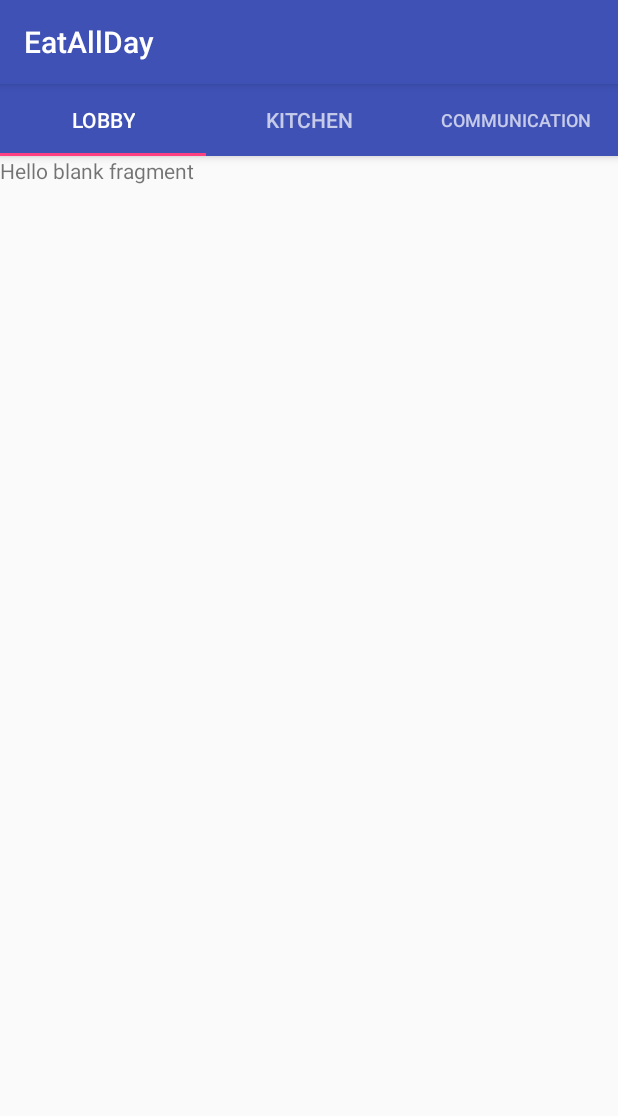
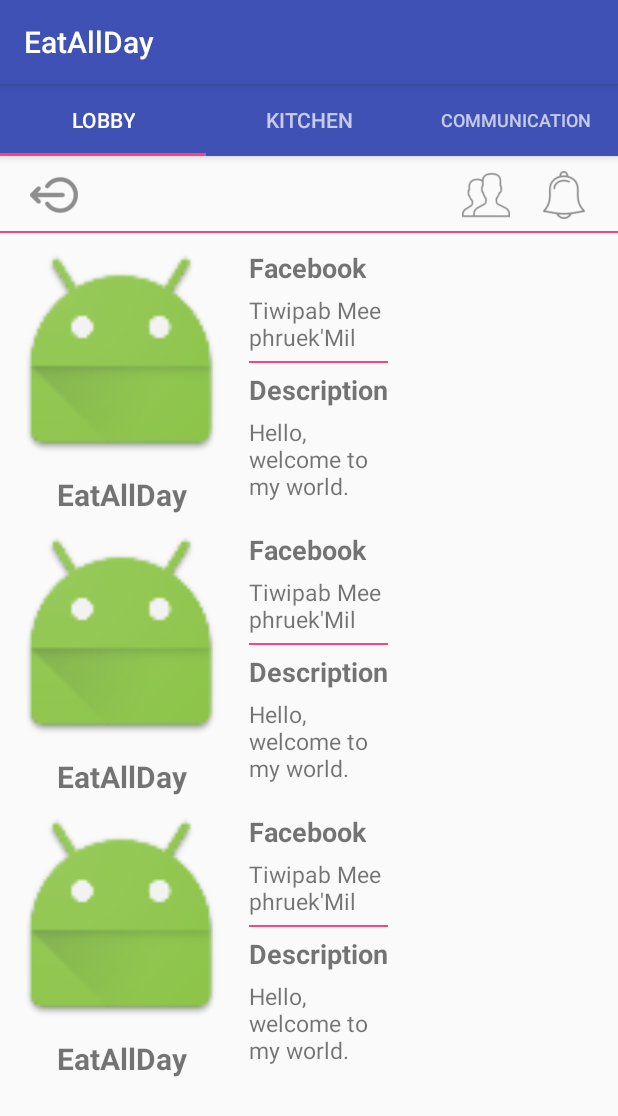
Before and after one commit to tiwipabmin/final_project_android, an Android app: the LobbyRoomFragment screen opened directly, with no data from a screen before it, on a phone screen of 412 x 824 dp. Shown: the top 1116 px of the screen. Run offline under Robolectric (Android 15) with nearby library versions, the phone set to English and light mode, and no system bars; our stand-ins replace ButterKnife.

Commit message:
attemp make PostAdapter can change multiple view type

```diff
--- a/EatAllDay/app/src/main/AndroidManifest.xml
+++ b/EatAllDay/app/src/main/AndroidManifest.xml
@@ -19,7 +19,6 @@
         <activity android:name=".MainActivity" />
         <activity android:name=".SignUpActivity" />
         <activity android:name=".SplashScreenActivity" />
-        <activity android:name=".LobbyRoomActivity" />
         <activity android:name=".TabBarActivity"></activity>
     </application>
 
--- a/EatAllDay/app/src/main/java/kmitl/it13/millibear/eatallday/SignInActivity.java
+++ b/EatAllDay/app/src/main/java/kmitl/it13/millibear/eatallday/SignInActivity.java
@@ -19,6 +19,7 @@ import butterknife.BindView;
 import butterknife.ButterKnife;
 import butterknife.OnClick;
 import butterknife.OnTextChanged;
+import kmitl.it13.millibear.eatallday.adapter.PostAdapter;
 import kmitl.it13.millibear.eatallday.api.User;
 import kmitl.it13.millibear.eatallday.api.UserApi;
 import kmitl.it13.millibear.eatallday.fragment.AlertDialogFragment;
--- a/EatAllDay/app/src/main/java/kmitl/it13/millibear/eatallday/SignUpActivity.java
+++ b/EatAllDay/app/src/main/java/kmitl/it13/millibear/eatallday/SignUpActivity.java
@@ -174,7 +174,7 @@ public class SignUpActivity extends AppCompatActivity implements UserApi.UserApi
 
     void createNewAccount(long lastUserId, String name, String email, String password, String facebook) {
 
-//        userApi.newUser(String.valueOf(lastUserId), name, email, password, facebook);
+        userApi.newUser(String.valueOf(lastUserId), name, email, password, facebook);
         progress.dismiss();
         setResult(RESULT_OK);
         SignUpActivity.this.finish();
--- /dev/null
+++ b/EatAllDay/app/src/main/java/kmitl/it13/millibear/eatallday/adapter/PostAdapter.java
@@ -0,0 +1,108 @@
+package kmitl.it13.millibear.eatallday.adapter;
+
+import android.content.Context;
+import android.support.v7.widget.RecyclerView;
+import android.util.Log;
+import android.view.LayoutInflater;
+import android.view.View;
+import android.view.ViewGroup;
+
+import java.util.ArrayList;
+import java.util.List;
+
+import kmitl.it13.millibear.eatallday.R;
+import kmitl.it13.millibear.eatallday.adapter.holder.FoodHistoryHolder;
+import kmitl.it13.millibear.eatallday.adapter.holder.ProfileHolder;
+import kmitl.it13.millibear.eatallday.api.User;
+
+public class PostAdapter extends RecyclerView.Adapter<RecyclerView.ViewHolder> {
+
+    private final int PROFILE = 0, FOOD = 1, RESTAURANT = 2, ALL = 3;
+
+    private Context mContext;
+    private User mUser;
+    private List<Object> data;
+    private List<String> viewType;
+
+    public PostAdapter(Context mContext, User mUser, List<Object> data, List<String> viewType) {
+        this.mContext = mContext;
+        this.mUser = mUser;
+        this.data = data;
+        this.viewType = viewType;
+    }
+
+    public PostAdapter(Context mContext, List<String> viewType) {
+        this.mContext = mContext;
+        this.viewType = viewType;
+    }
+
+    @Override
+    public RecyclerView.ViewHolder onCreateViewHolder(ViewGroup parent, int viewType) {
+        Log.i("Lifecycle", "onCreateViewHolder");
+        RecyclerView.ViewHolder viewHolder;
+        LayoutInflater inflater = LayoutInflater.from(mContext);
+
+
+        switch (viewType){
+            case PROFILE:
+                View itemView1 = inflater.inflate(R.layout.item_profile, null);
+                viewHolder = new ProfileHolder(itemView1);
+                break;
+            case FOOD:
+                View itemView2 = inflater.inflate(R.layout.item_food_history, null);
+                viewHolder = new FoodHistoryHolder(itemView2);
+                break;
+            default:
+                View itemView = inflater.inflate(R.layout.item_food_history, null);
+                viewHolder = new FoodHistoryHolder(itemView);
+                break;
+        }
+        return viewHolder;
+    }
+
+    @Override
+    public void onBindViewHolder(RecyclerView.ViewHolder holder, int position) {
+        Log.i("Lifecycle", "onBindViewHolder");
+
+        switch (holder.getItemViewType()){
+            case PROFILE:
+                ProfileHolder profileHolder = (ProfileHolder) holder;
+                configureProfileViewHolder(profileHolder, position);
+                break;
+            case FOOD:
+                FoodHistoryHolder foodHistoryHolder = (FoodHistoryHolder) holder;
+                configureFoodHistoryViewHolder(foodHistoryHolder, position);
+                break;
+            default: break;
+        }
+    }
+
+    @Override
+    public int getItemCount() {
+        Log.i("Lifecycle", "getItemCount : ");
+        return 3;
+    }
+
+    @Override
+    public int getItemViewType(int position) {
+        if(viewType.get(position).equals("profile")){
+            return PROFILE;
+        } else if(viewType.get(position).equals("food")){
+            return FOOD;
+        } else if(viewType.get(position).equals("restaurant")){
+            return RESTAURANT;
+        } else if(viewType.get(position).equals("all")){
+            return ALL;
+        }
+        return -1;
+    }
+
+    private void configureProfileViewHolder(ProfileHolder profileHolder, int position){
+
+    }
+
+    private void configureFoodHistoryViewHolder(FoodHistoryHolder foodHistoryHolder, int position){
+
+    }
+
+}
--- /dev/null
+++ b/EatAllDay/app/src/main/java/kmitl/it13/millibear/eatallday/adapter/holder/ProfileHolder.java
@@ -0,0 +1,31 @@
+package kmitl.it13.millibear.eatallday.adapter.holder;
+
+import android.support.v7.widget.RecyclerView;
+import android.view.View;
+import android.widget.ImageView;
+import android.widget.TextView;
+
+import butterknife.BindView;
+import butterknife.ButterKnife;
+import kmitl.it13.millibear.eatallday.R;
+
+/**
+ * Created by tiwip on 11/3/2017.
+ */
+
+public class ProfileHolder extends RecyclerView.ViewHolder{
+
+    @BindView(R.id.tv_facebook)
+    TextView tv_facebook;
+
+    @BindView(R.id.tv_name)
+    TextView tv_name;
+
+    @BindView(R.id.iv_image)
+    ImageView iv_image;
+
+    public ProfileHolder(View itemView) {
+        super(itemView);
+        ButterKnife.bind(itemView);
+    }
+}
--- a/EatAllDay/app/src/main/java/kmitl/it13/millibear/eatallday/fragment/LobbyRoomFragment.java
+++ b/EatAllDay/app/src/main/java/kmitl/it13/millibear/eatallday/fragment/LobbyRoomFragment.java
@@ -1,30 +1,64 @@
 package kmitl.it13.millibear.eatallday.fragment;
 
 
+import android.content.Context;
 import android.os.Bundle;
+import android.support.annotation.Nullable;
 import android.support.v4.app.Fragment;
+import android.support.v7.widget.LinearLayoutManager;
+import android.support.v7.widget.RecyclerView;
 import android.view.LayoutInflater;
 import android.view.View;
 import android.view.ViewGroup;
 
+import java.util.ArrayList;
+import java.util.List;
+
+import butterknife.BindView;
+import butterknife.ButterKnife;
 import kmitl.it13.millibear.eatallday.R;
+import kmitl.it13.millibear.eatallday.adapter.PostAdapter;
 
 /**
  * A simple {@link Fragment} subclass.
  */
 public class LobbyRoomFragment extends Fragment {
 
+//    @BindView(R.id.profile)
+//    RecyclerView profile;
+
+    private List<String> viewType;
+    private List<Object> data;
+    private PostAdapter postAdapter;
+    private RecyclerView profile;
 
     public LobbyRoomFragment() {
         // Required empty public constructor
     }
 
+    @Override
+    public void onCreate(@Nullable Bundle savedInstanceState) {
+        super.onCreate(savedInstanceState);
+    }
+
+    private void initialInstance(Context context){
+
+        viewType = new ArrayList<>();
+        viewType.add("profile");
+        viewType.add("profile");
+        viewType.add("profile");
+        postAdapter = new PostAdapter(context, viewType);
+        profile.setAdapter(postAdapter);
+        profile.setLayoutManager(new LinearLayoutManager(context));
+    }
 
     @Override
     public View onCreateView(LayoutInflater inflater, ViewGroup container,
                              Bundle savedInstanceState) {
-        // Inflate the layout for this fragment
-        return inflater.inflate(R.layout.fragment_lobby_room, container, false);
+        View rootView = inflater.inflate(R.layout.fragment_lobby_room, container, false);
+        profile = rootView.findViewById(R.id.profile);
+        initialInstance(getContext());
+        return rootView;
     }
 
 }
--- a/EatAllDay/app/src/main/res/layout/fragment_lobby_room.xml
+++ b/EatAllDay/app/src/main/res/layout/fragment_lobby_room.xml
@@ -1,13 +1,51 @@
-<FrameLayout xmlns:android="http://schemas.android.com/apk/res/android"
+<LinearLayout xmlns:android="http://schemas.android.com/apk/res/android"
     xmlns:tools="http://schemas.android.com/tools"
     android:layout_width="match_parent"
     android:layout_height="match_parent"
+    android:orientation="vertical"
     tools:context="kmitl.it13.millibear.eatallday.fragment.LobbyRoomFragment">
 
-    <!-- TODO: Update blank fragment layout -->
-    <TextView
+    <RelativeLayout
         android:layout_width="match_parent"
-        android:layout_height="match_parent"
-        android:text="@string/hello_blank_fragment" />
+        android:layout_height="50dp">
 
-</FrameLayout>
+        <ImageView
+            android:id="@+id/iv_bell"
+            android:layout_width="32dp"
+            android:layout_height="32dp"
+            android:layout_alignParentRight="true"
+            android:layout_marginRight="20dp"
+            android:layout_marginTop="10dp"
+            android:background="@drawable/ic_bell" />
+
+        <ImageView
+            android:id="@+id/iv_user"
+            android:layout_width="32dp"
+            android:layout_height="32dp"
+            android:layout_marginRight="20dp"
+            android:layout_marginTop="10dp"
+            android:layout_toLeftOf="@+id/iv_bell"
+            android:background="@drawable/ic_user" />
+
+        <ImageView
+            android:id="@+id/iv_logout"
+            android:layout_width="32dp"
+            android:layout_height="32dp"
+            android:layout_marginLeft="20dp"
+            android:layout_marginTop="10dp"
+            android:layout_alignParentLeft="true"
+            android:background="@drawable/ic_logout" />
+
+    </RelativeLayout>
+
+    <View
+        android:layout_width="match_parent"
+        android:layout_height="1dp"
+        android:background="@color/colorAccent"/>
+
+    <android.support.v7.widget.RecyclerView
+        android:id="@+id/profile"
+        android:layout_width="match_parent"
+        android:layout_height="match_parent"/>
+
+</LinearLayout>
--- /dev/null
+++ b/EatAllDay/app/src/main/res/layout/item_profile.xml
@@ -0,0 +1,88 @@
+<?xml version="1.0" encoding="utf-8"?>
+<LinearLayout xmlns:android="http://schemas.android.com/apk/res/android"
+    xmlns:app="http://schemas.android.com/apk/res-auto"
+    android:id="@+id/profile"
+    android:layout_width="match_parent"
+    android:layout_height="match_parent"
+    android:layout_marginTop="10dp"
+    android:layout_marginBottom="10dp"
+    android:orientation="horizontal">
+
+    <LinearLayout
+        android:layout_width="150dp"
+        android:layout_height="match_parent"
+        android:layout_marginLeft="6dp"
+        android:layout_marginTop="5dp"
+        android:orientation="vertical">
+
+        <ImageView
+            android:id="@+id/iv_image"
+            android:layout_width="match_parent"
+            android:layout_height="150dp"
+            android:layout_gravity="center"
+            android:background="@mipmap/ic_launcher"
+            android:scaleType="centerCrop"
+            app:layout_constraintLeft_toLeftOf="parent"
+            app:layout_constraintTop_toTopOf="parent" />
+
+        <TextView
+            android:id="@+id/tv_name"
+            android:layout_width="match_parent"
+            android:layout_height="wrap_content"
+            android:layout_marginTop="5dp"
+            android:gravity="center"
+            android:text="EatAllDay"
+            android:textSize="20sp"
+            android:textStyle="bold" />
+
+    </LinearLayout>
+
+    <LinearLayout
+        android:layout_width="match_parent"
+        android:layout_height="match_parent"
+        android:layout_marginLeft="10dp"
+        android:layout_marginRight="10dp"
+        android:layout_marginTop="5dp"
+        android:orientation="vertical">
+
+        <TextView
+            android:layout_width="wrap_content"
+            android:layout_height="wrap_content"
+            android:layout_marginTop="5dp"
+            android:textSize="18sp"
+            android:text="@string/facebook"
+            android:textStyle="bold" />
+
+        <TextView
+            android:id="@+id/tv_facebook"
+            android:layout_width="match_parent"
+            android:layout_height="wrap_content"
+            android:layout_marginTop="5dp"
+            android:layout_marginBottom="5dp"
+            android:textSize="15sp"
+            android:text="@string/default_facebook" />
+
+        <View
+            android:layout_width="match_parent"
+            android:layout_height="1dp"
+            android:background="@color/colorAccent"/>
+
+        <TextView
+            android:layout_width="wrap_content"
+            android:layout_height="wrap_content"
+            android:layout_marginTop="5dp"
+            android:textSize="18sp"
+            android:text="@string/description"
+            android:textStyle="bold" />
+
+        <TextView
+            android:id="@+id/tv_description"
+            android:layout_width="match_parent"
+            android:layout_height="wrap_content"
+            android:layout_marginTop="5dp"
+            android:textSize="15sp"
+            android:text="@string/default_description" />
+
+    </LinearLayout>
+
+</LinearLayout>
--- a/EatAllDay/app/src/main/res/values/strings.xml
+++ b/EatAllDay/app/src/main/res/values/strings.xml
@@ -7,6 +7,10 @@
     <string name="hint_facebook">Facebook</string>
     <string name="sign_in">Sign In</string>
     <string name="sign_up">Sign Up</string>
+    <string name="default_facebook">Tiwipab Meephruek\'Mil</string>
+    <string name="default_description">Hello, welcome to my world.</string>
+    <string name="facebook">Facebook</string>
+    <string name="description">Description</string>
 
     <!-- TODO: Remove or change this placeholder text -->
     <string name="hello_blank_fragment">Hello blank fragment</string>
```
Also changed, not shown: EatAllDay/app/src/main/java/kmitl/it13/millibear/eatallday/LobbyRoomActivity.java (deleted, +0 -13 lines), EatAllDay/app/src/main/java/kmitl/it13/millibear/eatallday/adapter/holder/FoodHistoryHolder.java (added, +15 -0 lines), EatAllDay/app/src/main/java/kmitl/it13/millibear/eatallday/api/User.java (+7 -0 lines), EatAllDay/app/src/main/java/kmitl/it13/millibear/eatallday/api/UserApi.java (+4 -9 lines), EatAllDay/app/src/main/res/layout/activity_lobby_room.xml (deleted, +0 -9 lines), EatAllDay/app/src/main/res/layout/item_food_history.xml (added, +92 -0 lines), EatAllDay/app/src/main/res/drawable/ic_alarm_bell.png (added), EatAllDay/app/src/main/res/drawable/ic_bell.png (added), EatAllDay/app/src/main/res/drawable/ic_logout.png (added), EatAllDay/app/src/main/res/drawable/ic_user.png (added).
